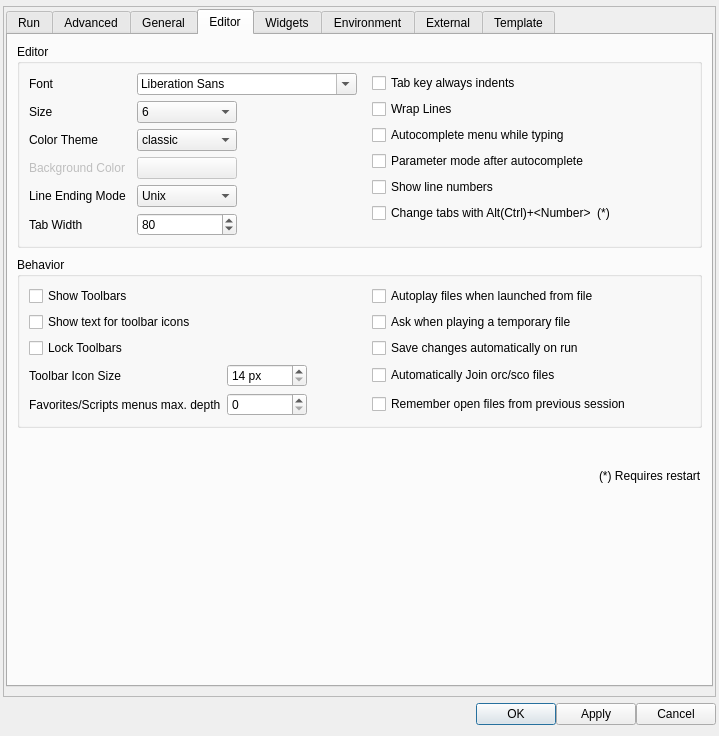
This is src/configdialog.ui in CsoundQt/CsoundQt as Qt 5 draws it before an edit. The edited form follows.
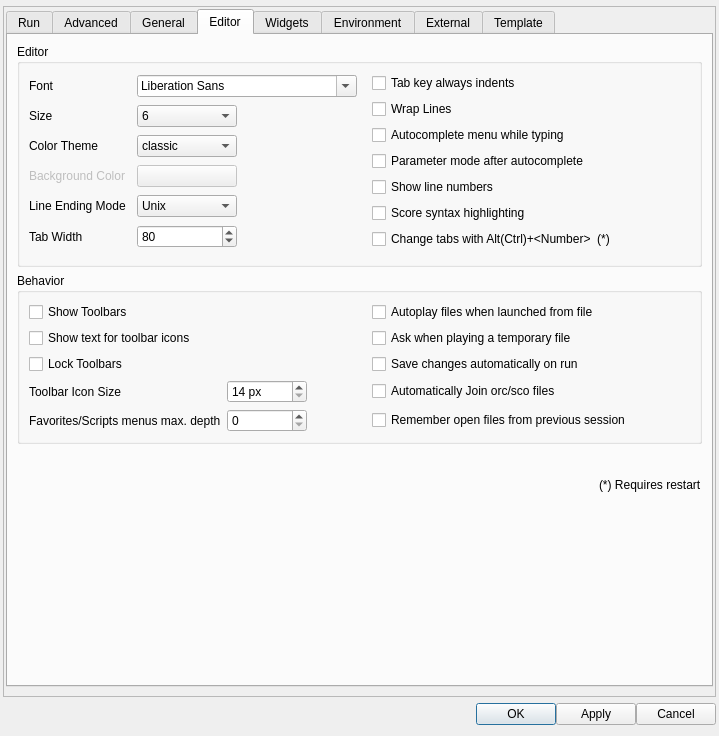
This is the edited form. The open tabs and pages were chosen to show the change.

Commit message: make syntax highlighting for score optional. fixed AudioMidiTest to react with correct polyphony to midinotes and fixed the midi leds

What changed in the file:
```diff
--- a/src/configdialog.ui
+++ b/src/configdialog.ui
@@ -88,10 +88,10 @@
      <widget class="QWidget" name="scrollAreaWidgetContents">
       <property name="geometry">
        <rect>
-        <x>-195</x>
+        <x>0</x>
         <y>0</y>
-        <width>883</width>
-        <height>876</height>
+        <width>711</width>
+        <height>687</height>
        </rect>
       </property>
       <layout class="QGridLayout" name="gridLayout_18">
@@ -1989,6 +1989,16 @@
                   </property>
                  </widget>
                 </item>
+                <item>
+                 <widget class="QCheckBox" name="highlightScoreCheckBox">
+                  <property name="toolTip">
+                   <string>&lt;html&gt;&lt;head/&gt;&lt;body&gt;&lt;p&gt;Apply syntax highlighting to the score. In very long scores,  deactivating syntax highlighting can reduce loading time significantly&lt;/p&gt;&lt;/body&gt;&lt;/html&gt;</string>
+                  </property>
+                  <property name="text">
+                   <string>Score syntax highlighting</string>
+                  </property>
+                 </widget>
+                </item>
                 <item>
                  <widget class="QCheckBox" name="tabShortcutActiveCheckBox">
                   <property name="text">
```
Left out of the diff: 2 changed lines with no effect on the pictures. The commit also changes 11 other files.
